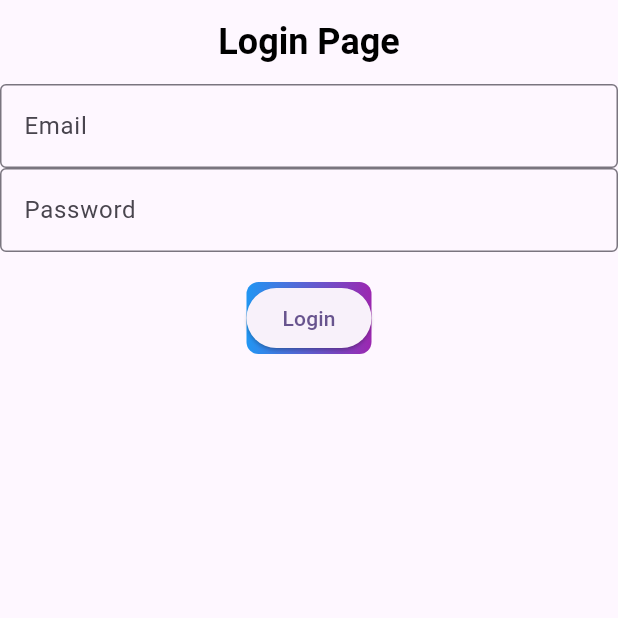
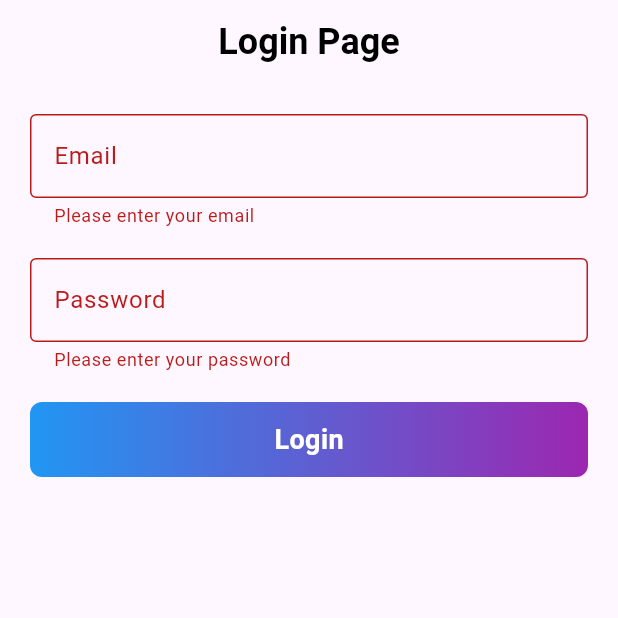
Before and after one commit to HaiderAli228/75DaysGoal, a Flutter app: the screen it shows after launch, after a tap on "Login", on a phone screen of 412 x 824 dp, the top half of it. Run offline on Flutter 3.47's test engine with Material 3 defaults, Android fonts, the phone set to English and light mode, and no system bars.

Commit message:
adding the Day 1 work : Login page with gradient bg

```diff
--- a/lib/Day1/login_page.dart
+++ b/lib/Day1/login_page.dart
@@ -8,6 +8,7 @@ class LoginPage extends StatefulWidget {
 }
 
 class _LoginPageState extends State<LoginPage> {
+  final _formKey = GlobalKey<FormState>();
   @override
   Widget build(BuildContext context) {
     return Scaffold(
@@ -24,24 +25,52 @@ class _LoginPageState extends State<LoginPage> {
         backgroundColor: Colors.transparent,
         elevation: 0,
       ),
-      body: Column(
+      body: Padding(
+        padding: const EdgeInsets.all(20.0),
+        child: Form(
+          key: _formKey,
+          child: Column(
             children: [
-          TextField(
+              TextFormField(
+                keyboardType: TextInputType.emailAddress,
+                validator: (value) {
+                  if (value == null || value.isEmpty) {
+                    return 'Please enter your email';
+                  }
+                  return null;
+                },
                 decoration: InputDecoration(
                   labelText: 'Email',
                   hintText: 'example@gmai.com',
                   border: OutlineInputBorder(),
                 ),
               ),
-          TextField(
+              SizedBox(height: 20),
+              TextFormField(
                 obscureText: true,
+                validator: (value) {
+                  if (value == null || value.isEmpty) {
+                    return 'Please enter your password';
+                  }
+                  return null;
+                },
                 decoration: InputDecoration(
                   labelText: 'Password',
                   border: OutlineInputBorder(),
                 ),
               ),
-          Container(
+              InkWell(
+                onTap: () {
+                  if (_formKey.currentState!.validate()) {
+                    debugPrint("Process Data Tap");
+                  }
+                  debugPrint("Login Tap");
+                },
+                child: Container(
                   margin: EdgeInsets.only(top: 20),
+                  width: double.infinity,
+                  alignment: Alignment.center,
+                  height: 50,
                   decoration: BoxDecoration(
                     borderRadius: BorderRadius.circular(8),
                     gradient: LinearGradient(
@@ -50,15 +79,20 @@ class _LoginPageState extends State<LoginPage> {
                       end: Alignment.centerRight,
                     ),
                   ),
-            child: ElevatedButton(
-              onPressed: () {
-                // Handle login action
-              },
-              child: Text('Login'),
+                  child: Text(
+                    'Login',
+                    style: TextStyle(
+                      color: Colors.white,
+                      fontSize: 18,
+                      fontWeight: FontWeight.bold,
+                    ),
+                  ),
                 ),
               ),
             ],
           ),
+        ),
+      ),
     );
   }
 }
--- a/lib/main.dart
+++ b/lib/main.dart
@@ -10,6 +10,7 @@ class MyApp extends StatelessWidget {
   @override
   Widget build(BuildContext context) {
     return MaterialApp(
+      debugShowCheckedModeBanner: false,
       title: 'Flutter Demo',
       theme: ThemeData(
         colorScheme: ColorScheme.fromSeed(seedColor: Colors.deepPurple),
```
Lines whose indentation alone changed are shown as unchanged.
